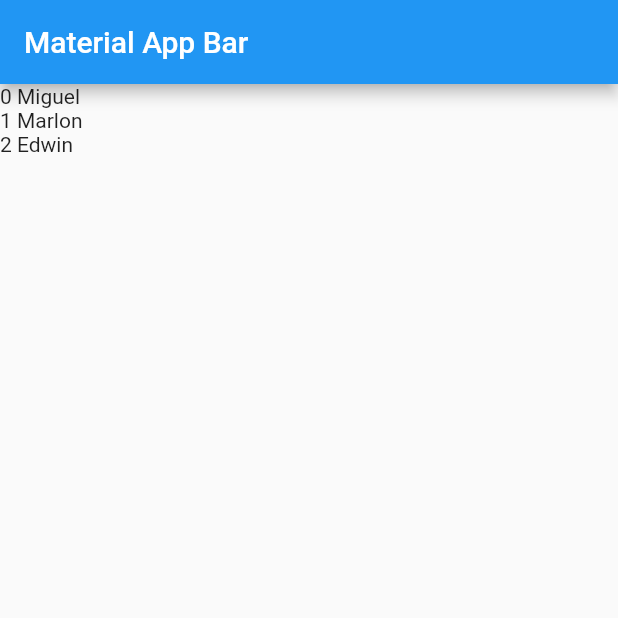
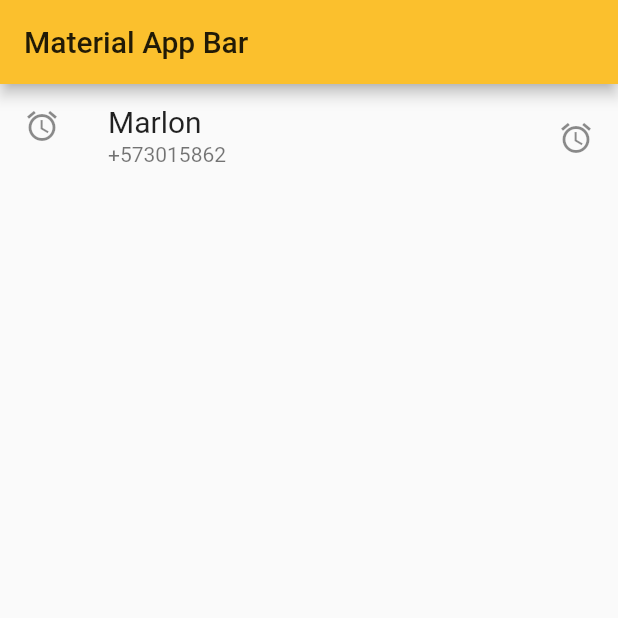
Before and after one commit to zayro/FlutterDemos, a Flutter app: the screen it shows after launch, on a phone screen of 412 x 824 dp, the top half of it. Run offline on Flutter 3.47's test engine with Material 2 defaults, Android fonts, the phone set to English and light mode, and no system bars.

Commit message:
agregando tema base

```diff
--- a/lib/main.dart
+++ b/lib/main.dart
@@ -3,27 +3,33 @@ import 'package:flutter/material.dart';
 void main() => runApp(MyApp());
 
 class MyApp extends StatelessWidget {
-  final _contacts = ["Miguel", "Marlon", "Edwin"];
-
   @override
   Widget build(BuildContext context) {
     return MaterialApp(
       title: 'Material App',
+      theme: ThemeData(
+        // Define the default brightness and colors.
+        brightness: Brightness.light,
+        primaryColor: Colors.yellow[700],
+        accentColor: Colors.grey[400],
+
+        // Define the default font family.
+        //fontFamily: 'Georgia',
+      ),
+      debugShowCheckedModeBanner: false,
       home: Scaffold(
           appBar: AppBar(
             title: Text('Material App Bar'),
           ),
           body: ListView(
-              /*  children: [
+            children: [
               ListTile(
                   title: Text("Marlon", style: TextStyle(fontSize: 20.0)),
                   subtitle: Text("+573015862"),
                   leading: Icon(Icons.access_alarm_sharp),
                   trailing: Icon(Icons.access_alarm_sharp)),
-
-            ], */
-              children: List.generate(
-                  _contacts.length, (i) => Text('$i ${_contacts[i]}')))),
+            ],
+          )),
     );
   }
 }
```
Also changed, not shown: pubspec.yaml (+12 -3 lines), pubspec.lock.
